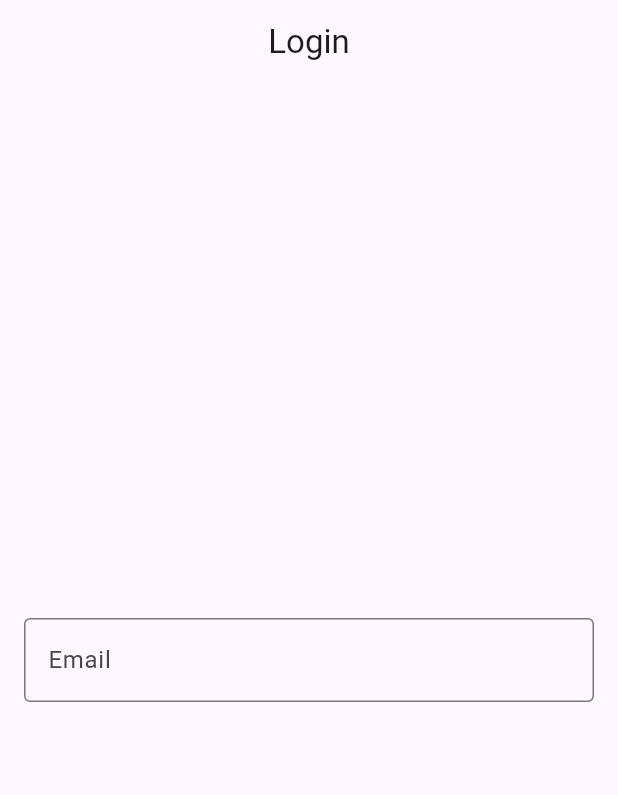
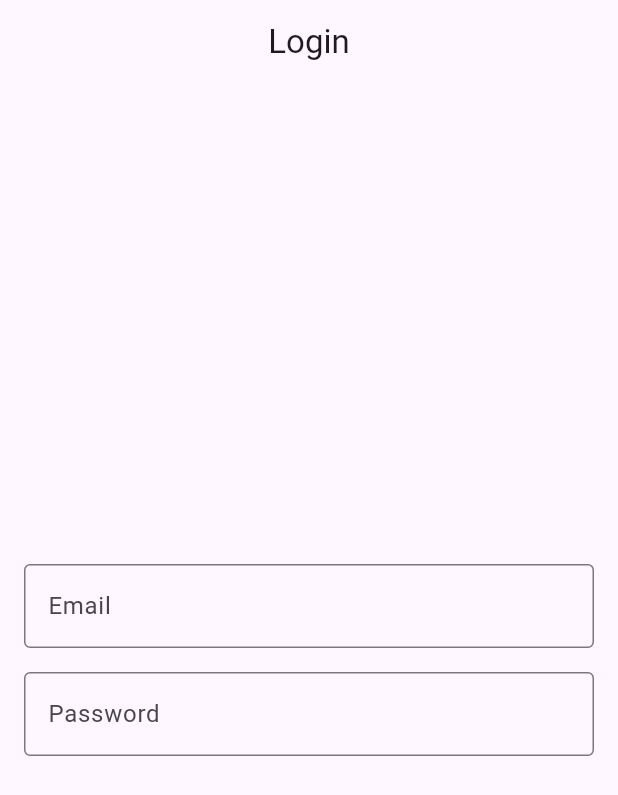
Before and after one commit to Julianarwansah/login_app_firebase, a Flutter app: the screen it shows after launch, on a phone screen of 412 x 824 dp. Shown: the top 795 px of the screen. Run offline on Flutter 3.47's test engine with Material 3 defaults, Android fonts, the light colour scheme and no system bars; our stand-ins replace firebase_auth, firebase_core; accounts and stored records are empty.

Commit message:
Menambahkan input field untuk password dengan obscure text

```diff
--- a/lib/pages/login_page.dart
+++ b/lib/pages/login_page.dart
@@ -75,6 +75,15 @@ class _MyLoginState extends State<MyLogin> {
               ),
               keyboardType: TextInputType.emailAddress,
             ),
+            const SizedBox(height: 16),
+            TextField(
+              controller: passCtrl,
+              decoration: const InputDecoration(
+                labelText: 'Password',
+                border: OutlineInputBorder(),
+              ),
+              obscureText: true,
+            ),
           ],
         ),
       ),
```
